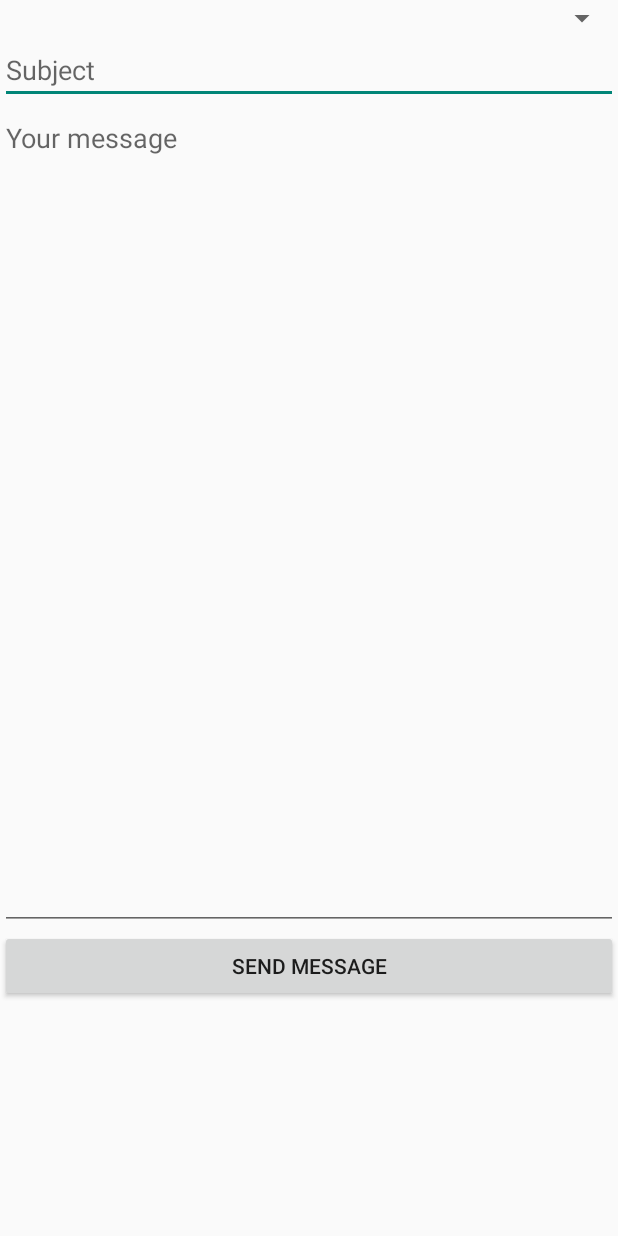
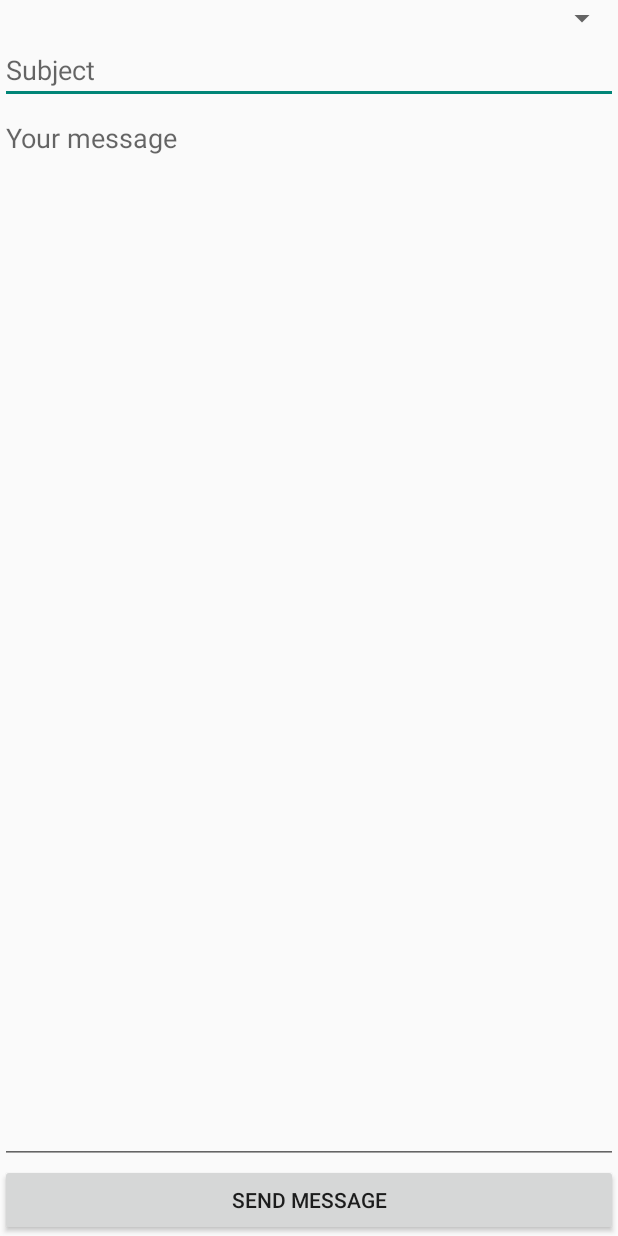
Before and after one commit to pl-bilalAhmed/RemedyConnect-Android, an Android app: the layout activity_send_custom_message.xml on its own in the app's theme, with its tools: preview values and no code run, on a phone screen of 412 x 824 dp. Run offline under Robolectric (Android 15) with nearby library versions, the phone set to English and light mode, and no system bars.

Commit message:
UI cleanup, second round

```diff
--- a/YourPractice/src/main/res/layout/activity_send_custom_message.xml
+++ b/YourPractice/src/main/res/layout/activity_send_custom_message.xml
@@ -1,6 +1,6 @@
 <?xml version="1.0" encoding="utf-8"?>
 
-<LinearLayout xmlns:android="http://schemas.android.com/apk/res/android"
+<RelativeLayout xmlns:android="http://schemas.android.com/apk/res/android"
               android:orientation="vertical"
               android:layout_width="match_parent"
               android:layout_height="match_parent"
@@ -10,13 +10,16 @@
         android:layout_width="match_parent"
         android:layout_height="wrap_content"
         android:id="@+id/recipientSpinner"
-        android:spinnerMode="dropdown"/>
+        android:spinnerMode="dropdown"
+        android:layout_alignParentLeft="true"
+        android:layout_alignParentTop="true"/>
 
     <EditText
         android:layout_width="match_parent"
         android:layout_height="wrap_content"
         android:id="@+id/subjectEditText"
-        android:hint="@string/subject"/>
+        android:hint="@string/subject"
+        android:layout_below="@id/recipientSpinner"/>
 
     <EditText
         android:layout_width="match_parent"
@@ -24,16 +27,20 @@
         android:inputType="textMultiLine"
         android:ems="10"
         android:id="@+id/messageEditText"
-        android:layout_weight="0.78"
         android:hint="@string/yourMessage"
-        android:maxLines="10"
-        android:gravity="top"
-        android:scrollbars="vertical"/>
+        android:scrollbars="vertical"
+        android:layout_below="@id/subjectEditText"
+        android:layout_above="@id/sendMessageButton"
+        android:singleLine="false"
+        android:gravity="top" />
 
     <Button
         android:layout_width="match_parent"
         android:layout_height="wrap_content"
         android:text="@string/sendYourMessage"
-        android:id="@+id/sendMessageButton"/>
+        android:id="@+id/sendMessageButton"
+        android:layout_alignParentLeft="true"
+        android:layout_marginLeft="0dp"
+        android:layout_alignParentBottom="true" />
 
-</LinearLayout>
+</RelativeLayout>
```
